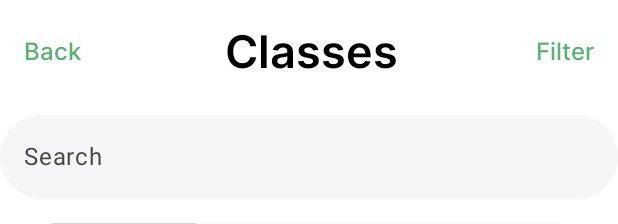
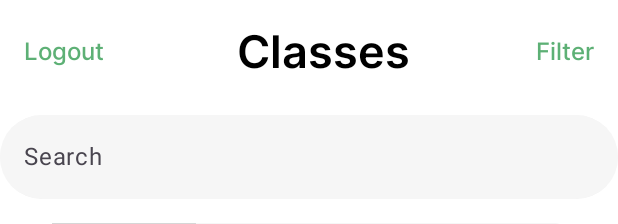
Before and after one commit to gabisponciano/EduApp, an Android app built with Jetpack Compose: the @Preview function ClassesPreview, on a phone screen of 412 x 824 dp. Shown: the top 224 px of the screen. Run offline under Robolectric (Android 15) with nearby library versions, the phone set to English and light mode, and no system bars; grey boxes are pictures that could not be loaded.

Commit message:
Rebase final

```diff
--- a/app/src/main/java/com/example/educationapp/Classes.kt
+++ b/app/src/main/java/com/example/educationapp/Classes.kt
@@ -1,6 +1,7 @@
 package com.example.educationapp
 
 import androidx.compose.foundation.background
+import androidx.compose.foundation.clickable
 import androidx.compose.foundation.layout.Box
 import androidx.compose.foundation.layout.Column
 import androidx.compose.foundation.layout.Spacer
@@ -36,7 +37,7 @@ fun Classes(navController: NavController) {
                 .padding(bottom = 70.dp), // Adiciona espaço para o NavApp
             horizontalAlignment = Alignment.CenterHorizontally,
         ) {
-            HeaderCourse(text = "Classes", navController, title = "Back")
+            HeaderCourse(text = "Classes", navController, title = "Logout")
 
             SearchBarUi(
                 query = classViewModel.query.value,
--- a/app/src/main/java/com/example/educationapp/components/Header.kt
+++ b/app/src/main/java/com/example/educationapp/components/Header.kt
@@ -71,11 +71,6 @@ fun HeaderLogIn(text: String, navController: NavController){
         Column (){
             Row(verticalAlignment = Alignment.CenterVertically, horizontalArrangement = Arrangement.SpaceBetween, modifier = Modifier.fillMaxWidth()){
 
-//                Icon(imageVector = Icons.Default.Close,
-//                    contentDescription = "",
-//                    tint = TextFieldText,
-//                    modifier = Modifier.clickable { navController.popBackStack() }
-//                )
                 Spacer(modifier = Modifier.width(60.dp))
                 Text(text, fontSize =30.sp, fontFamily = Inter, fontWeight = FontWeight.Medium, textAlign = TextAlign.Center)
 
```
